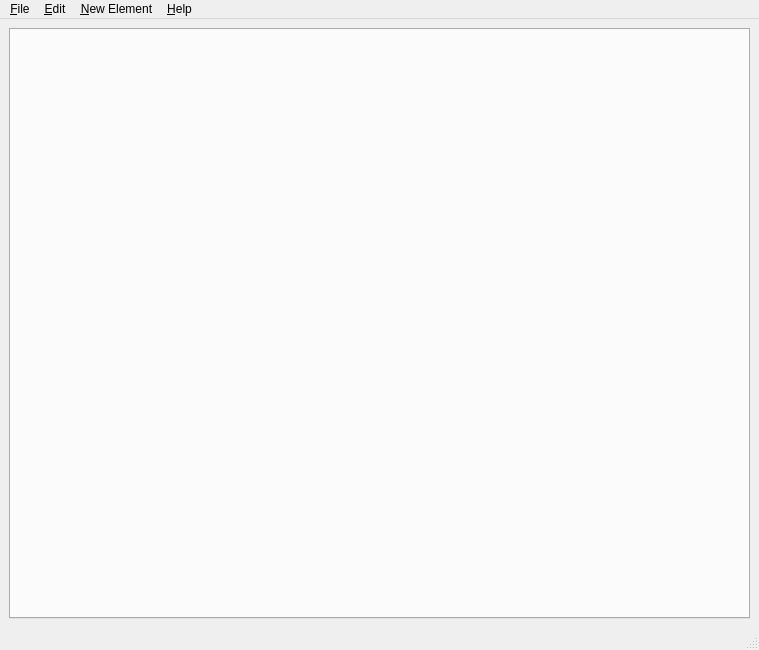
spillerrec/RICcreator, file src/GUI/mainwindow.ui: the form before one commit.
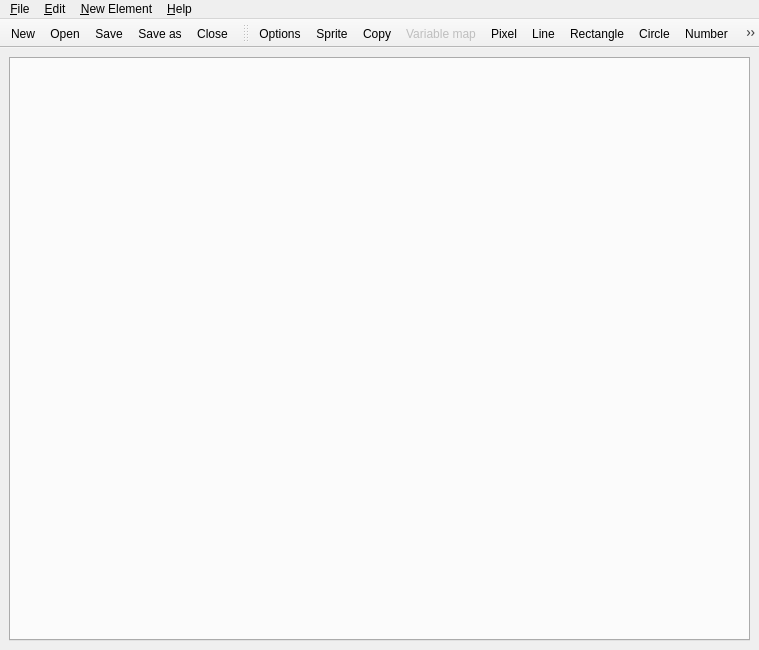
The form after the commit. Icons and pictures are not drawn.

Commit message:
ADD: resources for graphics. ADD: graphics for the various menu options ADD: toolbars for the main window CHANGE: text buttons changed to graphics in spriteValue.ui ADD: selection and import button added in spriteValue.ui, import not implemented!
Updated annoying license stuff because of the graphics...

Patch:
```diff
--- a/src/GUI/mainwindow.ui
+++ b/src/GUI/mainwindow.ui
@@ -97,7 +97,50 @@
    <addaction name="menuNew"/>
    <addaction name="menu_Help"/>
   </widget>
-  <widget class="QStatusBar" name="statusbar"/>
+  <widget class="QToolBar" name="toolBar">
+   <property name="windowTitle">
+    <string>toolBar</string>
+   </property>
+   <property name="movable">
+    <bool>false</bool>
+   </property>
+   <property name="toolButtonStyle">
+    <enum>Qt::ToolButtonIconOnly</enum>
+   </property>
+   <attribute name="toolBarArea">
+    <enum>TopToolBarArea</enum>
+   </attribute>
+   <attribute name="toolBarBreak">
+    <bool>false</bool>
+   </attribute>
+   <addaction name="action_New"/>
+   <addaction name="action_Open"/>
+   <addaction name="action_Save"/>
+   <addaction name="action_Save_as"/>
+   <addaction name="action_Close"/>
+  </widget>
+  <widget class="QToolBar" name="toolBar_2">
+   <property name="windowTitle">
+    <string>toolBar_2</string>
+   </property>
+   <attribute name="toolBarArea">
+    <enum>TopToolBarArea</enum>
+   </attribute>
+   <attribute name="toolBarBreak">
+    <bool>false</bool>
+   </attribute>
+   <addaction name="action_new_options"/>
+   <addaction name="action_new_sprite"/>
+   <addaction name="action_new_copybits"/>
+   <addaction name="action_new_varmap"/>
+   <addaction name="action_new_pixel"/>
+   <addaction name="action_new_line"/>
+   <addaction name="action_new_rectangle"/>
+   <addaction name="action_new_circle"/>
+   <addaction name="action_new_number"/>
+   <addaction name="action_new_ellipse"/>
+   <addaction name="action_new_polyline"/>
+  </widget>
   <action name="action_New">
    <property name="checkable">
     <bool>false</bool>
```
Left out of the diff: 40 changed lines with no effect on the pictures. The commit also changes 27 other files.
